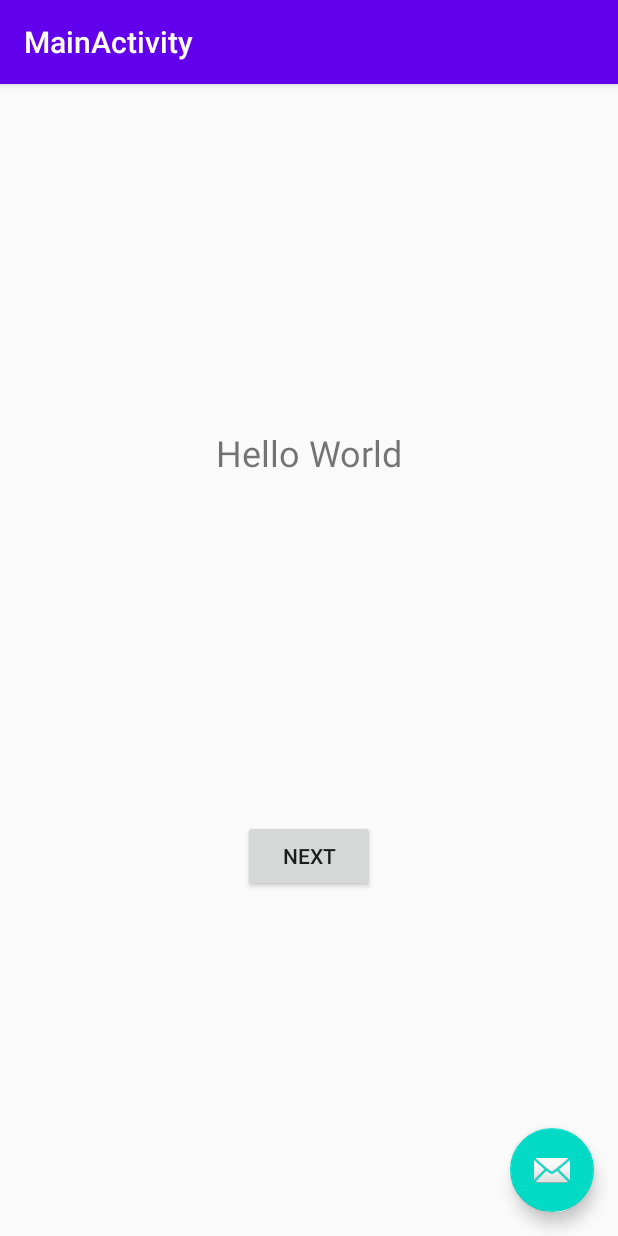
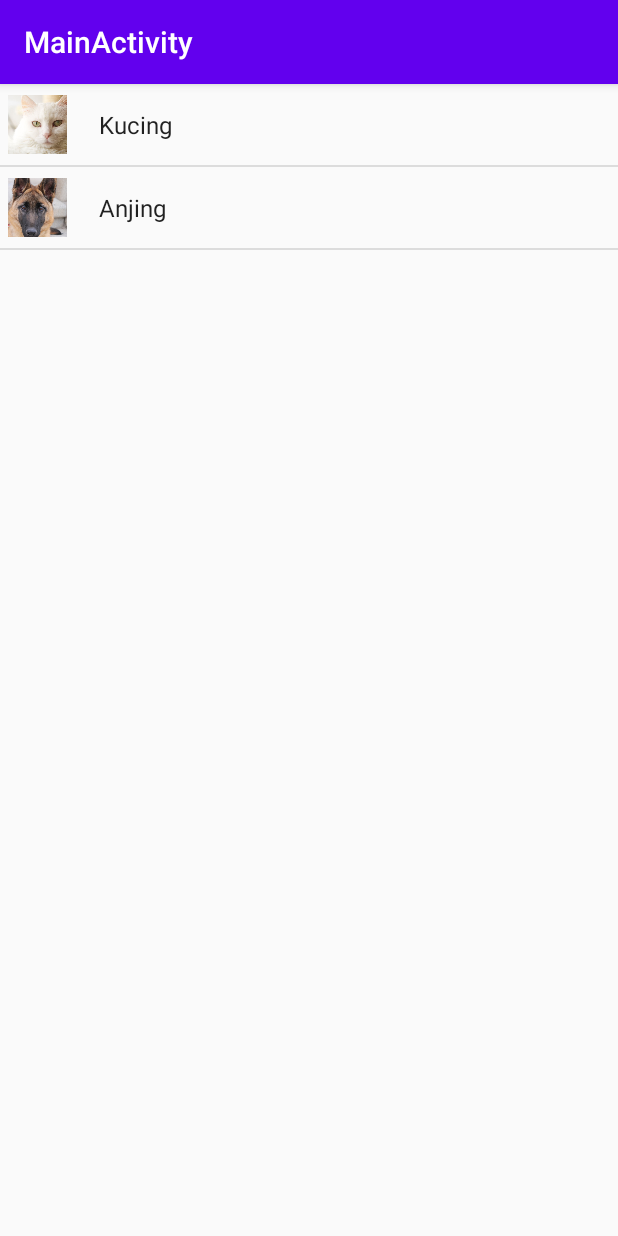
Before and after one commit to muhammarr26/learn-tktpl-1606918591, an Android app: the screen it shows after launch (MainActivity), on a phone screen of 412 x 824 dp. Run offline under Robolectric (Android 15) with nearby library versions, the phone set to English and light mode, and no system bars.

Commit message:
Upload lab-4

```diff
--- a/app/build.gradle
+++ b/app/build.gradle
@@ -30,6 +30,8 @@ dependencies {
     implementation 'com.google.android.material:material:1.2.1'
     implementation 'androidx.navigation:navigation-fragment:2.3.0'
     implementation 'androidx.navigation:navigation-ui:2.3.0'
+    implementation 'androidx.legacy:legacy-support-v4:1.0.0'
+    implementation 'androidx.recyclerview:recyclerview:1.1.0'
     testImplementation 'junit:junit:4.12'
     androidTestImplementation 'androidx.test.ext:junit:1.1.2'
     androidTestImplementation 'androidx.test.espresso:espresso-core:3.3.0'
--- /dev/null
+++ b/app/src/main/java/id/ac/ui/cs/muhammarr/testapp/AnimalAdapter.java
@@ -0,0 +1,37 @@
+package id.ac.ui.cs.muhammarr.testapp;
+
+import android.content.Context;
+import android.view.LayoutInflater;
+import android.view.View;
+import android.view.ViewGroup;
+import android.widget.ArrayAdapter;
+import android.widget.ImageView;
+import android.widget.TextView;
+
+import java.util.ArrayList;
+
+// Source: https://guides.codepath.com/android/Using-an-ArrayAdapter-with-ListView
+public class AnimalAdapter extends ArrayAdapter<AnimalContent.Animal> {
+
+    public AnimalAdapter(Context context, ArrayList<AnimalContent.Animal> animals) {
+        super(context, 0, animals);
+    }
+
+    @Override
+    public View getView(int position, View convertView, ViewGroup parent) {
+        // Get the data item for this position
+        AnimalContent.Animal animal = getItem(position);
+        // Check if an existing view is being reused, otherwise inflate the view
+        if (convertView == null) {
+            convertView = LayoutInflater.from(getContext()).inflate(R.layout.fragment_item, parent, false);
+        }
+        // Lookup view for data population
+        ImageView picture = convertView.findViewById(R.id.animal_picture);
+        TextView name = convertView.findViewById(R.id.content);
+        // Populate the data into the template view using the data object
+        picture.setImageResource(animal.picture);
+        name.setText(animal.name);
+        // Return the completed view to render on screen
+        return convertView;
+    }
+}
--- /dev/null
+++ b/app/src/main/java/id/ac/ui/cs/muhammarr/testapp/AnimalContent.java
@@ -0,0 +1,68 @@
+package id.ac.ui.cs.muhammarr.testapp;
+
+import android.os.Parcel;
+import android.os.Parcelable;
+
+import java.util.ArrayList;
+
+// Source: https://stackoverflow.com/q/12120569
+public class AnimalContent {
+
+    public final static ArrayList<Animal> ITEMS = new ArrayList<>();
+
+    public static class Animal implements Parcelable {
+        public String name;
+        public int picture;
+        public String detail;
+
+        public Animal(){
+
+        }
+
+        public Animal(String name, int picture, String detail) {
+            this.name = name;
+            this.picture = picture;
+            this.detail = detail;
+        }
+
+        @Override
+        public int describeContents() {
+            return 0;
+        }
+
+        // Source: https://www.codepolitan.com/menggunakan-parcelable-untuk-pengiriman-data-antar-komponen-di-android-599848cf0f158
+        @Override
+        public void writeToParcel(Parcel dest, int flags) {
+            dest.writeString(this.name);
+            dest.writeInt(this.picture);
+            dest.writeString(this.detail);
+        }
+
+        protected Animal(Parcel in) {
+            this.name = in.readString();
+            this.picture = in.readInt();
+            this.detail = in.readString();
+        }
+
+        public static final Parcelable.Creator<Animal> CREATOR = new Parcelable.Creator<Animal>() {
+            @Override
+            public Animal createFromParcel(Parcel source) {
+                return new Animal(source);
+            }
+
+            @Override
+            public Animal[] newArray(int size) {
+                return new Animal[size];
+            }
+        };
+    }
+
+    static {
+        addItems("Kucing", R.drawable.cat, "*meow*");
+        addItems("Anjing", R.drawable.dog, "*woof*");
+    }
+
+    public static void addItems(String name, int picture, String detail){
+        ITEMS.add(new Animal(name, picture, detail));
+    }
+}
--- /dev/null
+++ b/app/src/main/java/id/ac/ui/cs/muhammarr/testapp/ItemFragment.java
@@ -0,0 +1,70 @@
+package id.ac.ui.cs.muhammarr.testapp;
+
+import android.content.Intent;
+import android.os.Bundle;
+
+import androidx.fragment.app.FragmentTransaction;
+import androidx.fragment.app.ListFragment;
+
+import android.os.Parcel;
+import android.os.Parcelable;
+import android.util.Log;
+import android.view.LayoutInflater;
+import android.view.View;
+import android.view.ViewGroup;
+import android.widget.AdapterView;
+import android.widget.AdapterView.OnItemClickListener;
+import id.ac.ui.cs.muhammarr.testapp.AnimalContent.Animal;
+
+
+// Source: https://developer.android.com/training/basics/fragments/communicating.html
+public class ItemFragment extends ListFragment implements OnItemClickListener {
+    OnItemFragmentClickListener callback;
+
+    private static final String ARG_COLUMN_COUNT = "column-count";
+    private int mColumnCount = 1;
+
+    public ItemFragment() {
+    }
+
+    public interface OnItemFragmentClickListener {
+        public void onItemFragmentClicked(Bundle bundle);
+    }
+
+    public void setOnItemFragmentClickListener(OnItemFragmentClickListener callback) {
+        this.callback = callback;
+    }
+
+    @Override
+    public void onCreate(Bundle savedInstanceState) {
+        super.onCreate(savedInstanceState);
+
+        if (getArguments() != null) {
+            mColumnCount = getArguments().getInt(ARG_COLUMN_COUNT);
+        }
+    }
+
+    @Override
+    public View onCreateView(LayoutInflater inflater, ViewGroup container,
+                             Bundle savedInstanceState) {
+        View view = inflater.inflate(R.layout.fragment_item_list, container, false);
+        return view;
+    }
+
+    @Override
+    public void onActivityCreated(Bundle savedInstanceState) {
+        super.onActivityCreated(savedInstanceState);
+        AnimalAdapter adapter = new AnimalAdapter(getActivity(), AnimalContent.ITEMS);
+        setListAdapter(adapter);
+        getListView().setOnItemClickListener(this);
+    }
+
+    @Override
+    public void onItemClick(AdapterView<?> parent, View view, int position, long id) {
+        Log.i("frag","clicked");
+        Bundle bundle = new Bundle();
+        Animal value = (Animal) getListView().getItemAtPosition(position);
+        bundle.putParcelable("result", value);
+        callback.onItemFragmentClicked(bundle);
+    }
+}
--- a/app/src/main/java/id/ac/ui/cs/muhammarr/testapp/MainActivity.java
+++ b/app/src/main/java/id/ac/ui/cs/muhammarr/testapp/MainActivity.java
@@ -1,16 +1,25 @@
 package id.ac.ui.cs.muhammarr.testapp;
 
+import android.content.Intent;
 import android.os.Bundle;
-
-import com.google.android.material.floatingactionbutton.FloatingActionButton;
-import com.google.android.material.snackbar.Snackbar;
 
 import androidx.appcompat.app.AppCompatActivity;
 import androidx.appcompat.widget.Toolbar;
+import androidx.fragment.app.Fragment;
+import androidx.fragment.app.FragmentManager;
+import androidx.fragment.app.FragmentTransaction;
 
-import android.view.View;
+// Source: https://developer.android.com/training/basics/fragments/communicating.html
+public class MainActivity extends AppCompatActivity
+        implements ItemFragment.OnItemFragmentClickListener {
 
-public class MainActivity extends AppCompatActivity {
+    @Override
+    public void onAttachFragment(Fragment fragment) {
+        if (fragment instanceof ItemFragment) {
+            ItemFragment itemFragment = (ItemFragment) fragment;
+            itemFragment.setOnItemFragmentClickListener(this);
+        }
+    }
 
     @Override
     protected void onCreate(Bundle savedInstanceState) {
@@ -19,13 +28,23 @@ public class MainActivity extends AppCompatActivity {
         Toolbar toolbar = findViewById(R.id.toolbar);
         setSupportActionBar(toolbar);
 
-        FloatingActionButton fab = findViewById(R.id.fab);
-        fab.setOnClickListener(new View.OnClickListener() {
-            @Override
-            public void onClick(View view) {
-                Snackbar.make(view, "Replace with your own action", Snackbar.LENGTH_LONG)
-                        .setAction("Action", null).show();
-            }
-        });
+        FragmentManager fragmentManager = getSupportFragmentManager();
+        FragmentTransaction fragmentTransaction = fragmentManager.beginTransaction();
+        //Create instance of your Fragment
+        Fragment fragment = new ItemFragment();
+        //Add Fragment instance to your Activity
+        fragmentTransaction.add(R.id.frame_layout, fragment);
+        fragmentTransaction.commit();
+    }
+
+    @Override
+    public void onItemFragmentClicked(Bundle bundle) {
+        DetailFragment detail = new DetailFragment();
+        detail.setArguments(bundle);
+
+        FragmentTransaction transaction = getSupportFragmentManager().beginTransaction();
+        transaction.replace(R.id.frame_layout, detail);
+        transaction.addToBackStack(null);
+        transaction.commit();
     }
 }
--- a/app/src/main/res/layout/content_main.xml
+++ /dev/null
@@ -1,31 +0,0 @@
-<?xml version="1.0" encoding="utf-8"?>
-<androidx.constraintlayout.widget.ConstraintLayout xmlns:android="http://schemas.android.com/apk/res/android"
-    xmlns:app="http://schemas.android.com/apk/res-auto"
-    xmlns:tools="http://schemas.android.com/tools"
-    android:layout_width="match_parent"
-    android:layout_height="match_parent"
-    app:layout_behavior="@string/appbar_scrolling_view_behavior">
-
-    <TextView
-        android:id="@+id/textView"
-        android:layout_width="wrap_content"
-        android:layout_height="wrap_content"
-        android:text="@string/hello_world"
-        android:textSize="24sp"
-        app:layout_constraintBottom_toTopOf="@+id/button"
-        app:layout_constraintEnd_toEndOf="parent"
-        app:layout_constraintHorizontal_bias="0.5"
-        app:layout_constraintStart_toStartOf="parent"
-        app:layout_constraintTop_toTopOf="parent" />
-
-    <Button
-        android:id="@+id/button"
-        android:layout_width="wrap_content"
-        android:layout_height="wrap_content"
-        android:text="@string/next"
-        app:layout_constraintBottom_toBottomOf="parent"
-        app:layout_constraintEnd_toEndOf="parent"
-        app:layout_constraintHorizontal_bias="0.5"
-        app:layout_constraintStart_toStartOf="parent"
-        app:layout_constraintTop_toBottomOf="@+id/textView" />
-</androidx.constraintlayout.widget.ConstraintLayout>
--- /dev/null
+++ b/app/src/main/res/layout/fragment_item.xml
@@ -0,0 +1,27 @@
+<?xml version="1.0" encoding="utf-8"?>
+<LinearLayout xmlns:android="http://schemas.android.com/apk/res/android"
+    xmlns:app="http://schemas.android.com/apk/res-auto"
+    xmlns:tools="http://schemas.android.com/tools"
+    android:layout_width="match_parent"
+    android:layout_height="wrap_content"
+    android:orientation="horizontal">
+
+    <ImageView
+        android:id="@+id/animal_picture"
+        android:layout_width="50dp"
+        android:layout_height="50dp"
+        android:layout_gravity="center"
+        android:layout_weight="0"
+        android:cropToPadding="true"
+        android:padding="5dp"
+        android:scaleType="centerCrop"
+        tools:srcCompat="@drawable/cat" />
+
+    <TextView
+        android:id="@+id/content"
+        android:layout_width="wrap_content"
+        android:layout_height="wrap_content"
+        android:layout_gravity="center"
+        android:layout_margin="@dimen/text_margin"
+        android:textAppearance="?attr/textAppearanceListItem" />
+</LinearLayout>
--- /dev/null
+++ b/app/src/main/res/layout/fragment_item_list.xml
@@ -0,0 +1,14 @@
+<?xml version="1.0" encoding="utf-8"?>
+<androidx.coordinatorlayout.widget.CoordinatorLayout xmlns:android="http://schemas.android.com/apk/res/android"
+    xmlns:app="http://schemas.android.com/apk/res-auto"
+    xmlns:tools="http://schemas.android.com/tools"
+    android:layout_width="match_parent"
+    android:layout_height="match_parent"
+    tools:context=".ItemFragment">
+
+    <ListView
+        android:id="@android:id/list"
+        android:layout_width="match_parent"
+        android:layout_height="match_parent"
+        tools:listitem="@layout/fragment_item" />
+</androidx.coordinatorlayout.widget.CoordinatorLayout>
--- a/app/src/main/res/layout/main_activity.xml
+++ b/app/src/main/res/layout/main_activity.xml
@@ -20,14 +20,12 @@
 
     </com.google.android.material.appbar.AppBarLayout>
 
-    <include layout="@layout/content_main" />
+    <FrameLayout
+        android:id="@+id/frame_layout"
+        android:layout_width="match_parent"
+        android:layout_height="match_parent"
+        app:layout_behavior="@string/appbar_scrolling_view_behavior">
 
-    <com.google.android.material.floatingactionbutton.FloatingActionButton
-        android:id="@+id/fab"
-        android:layout_width="wrap_content"
-        android:layout_height="wrap_content"
-        android:layout_gravity="bottom|end"
-        android:layout_margin="@dimen/fab_margin"
-        app:srcCompat="@android:drawable/ic_dialog_email" />
+    </FrameLayout>
 
 </androidx.coordinatorlayout.widget.CoordinatorLayout>
--- a/app/src/main/res/values/dimens.xml
+++ b/app/src/main/res/values/dimens.xml
@@ -1,3 +1,4 @@
 <resources>
     <dimen name="fab_margin">16dp</dimen>
+    <dimen name="text_margin">16dp</dimen>
 </resources>
```
Also changed, not shown: app/src/main/java/id/ac/ui/cs/muhammarr/testapp/DetailFragment.java (added, +50 -0 lines), app/src/main/java/id/ac/ui/cs/muhammarr/testapp/ui/main/FirstFragment.java (deleted, +0 -37 lines), app/src/main/java/id/ac/ui/cs/muhammarr/testapp/ui/main/SecondFragment.java (deleted, +0 -37 lines), app/src/main/res/layout/fragment_first.xml (deleted, +0 -29 lines), app/src/main/res/layout/fragment_second.xml (deleted, +0 -29 lines), app/src/main/res/layout/item_detail.xml (added, +55 -0 lines), app/src/main/res/navigation/nav_graph.xml (deleted, +0 -28 lines), app/src/main/res/values/strings.xml (+9 -9 lines), app/src/main/res/drawable/cat.jpg (added), app/src/main/res/drawable/dog.jpg (added).
